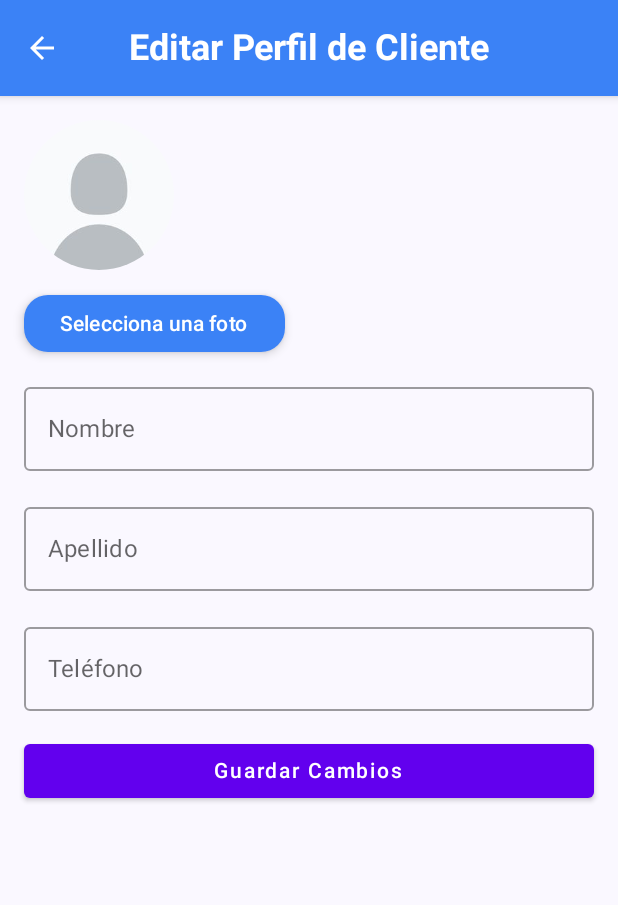
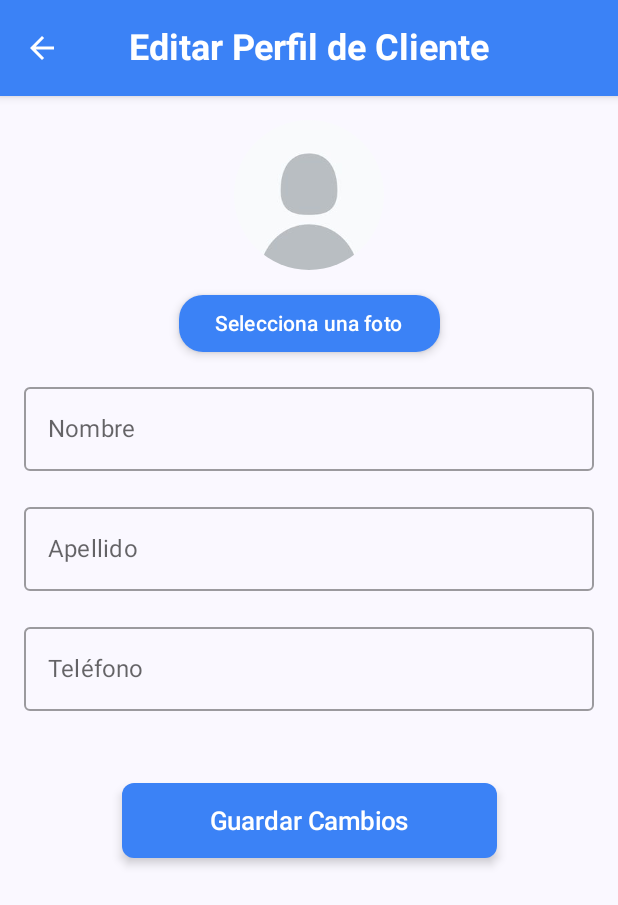
Before and after one commit to Easy-Job-Organization/android-easyjob, an Android app built with Jetpack Compose: the composable EditClientProfileScreen shown on its own in the app's theme, on a phone screen of 412 x 824 dp. Shown: the top 905 px of the screen. Run offline under Robolectric (Android 15) with nearby library versions, the phone set to English and light mode, and no system bars; our stand-ins replace Dagger/Hilt's generated code, livedata-compose; network calls fail; pictures from the network do not load.

Commit message:
fix PhotoPicker in edit client & professional profile screens

```diff
--- a/app/src/main/java/com/easyjob/jetpack/repositories/EditClientProfileRepository.kt
+++ b/app/src/main/java/com/easyjob/jetpack/repositories/EditClientProfileRepository.kt
@@ -44,7 +44,7 @@ class EditClientProfileRepositoryImpl @Inject constructor(
         val lastNamePart = RequestBody.create("text/plain".toMediaTypeOrNull(), last_name)
         val phoneNumberPart = RequestBody.create("text/plain".toMediaTypeOrNull(), phone_number)
 
-        val imageName = "professional_image"
+        val imageName = "client_image"
 
         val imageStream = contentResolver.openInputStream(client_image)
         val imagePart = imageStream?.let {
--- a/app/src/main/java/com/easyjob/jetpack/screens/EditClientProfileScreen.kt
+++ b/app/src/main/java/com/easyjob/jetpack/screens/EditClientProfileScreen.kt
@@ -2,6 +2,8 @@ package com.easyjob.jetpack.screens
 
 import android.content.Context
 import android.net.Uri
+import android.util.Log
+import android.widget.Toast
 import androidx.compose.foundation.layout.*
 import androidx.compose.foundation.layout.Column
 import androidx.compose.foundation.text.KeyboardOptions
@@ -15,12 +17,15 @@ import androidx.compose.runtime.Composable
 import androidx.compose.runtime.LaunchedEffect
 import androidx.compose.runtime.getValue
 import androidx.compose.runtime.livedata.observeAsState
+import androidx.compose.ui.Alignment
 import androidx.compose.ui.Modifier
 import androidx.compose.ui.platform.LocalContext
 import androidx.compose.ui.text.input.KeyboardType
 import androidx.compose.ui.unit.dp
+import androidx.core.net.toUri
 import androidx.hilt.navigation.compose.hiltViewModel
 import androidx.navigation.NavController
+import com.easyjob.jetpack.ui.theme.components.PrimaryButton
 import com.easyjob.jetpack.ui.theme.components.Topbar
 import com.easyjob.jetpack.viewmodels.EditClientProfileViewModel
 
@@ -35,14 +40,47 @@ fun EditClientProfileScreen(
     val lastName by viewModel.lastName.observeAsState("")
     val phoneNumber by viewModel.phoneNumber.observeAsState("")
     val clientImage by viewModel.clientImage.observeAsState(null)
-    val updateResult by viewModel.updateResult.observeAsState(true)
+    val updateResult by viewModel.updateResult.observeAsState(null)
 
     var selectedImageUri by remember { mutableStateOf<Uri?>(clientImage) }
 
+    var permissionsGranted by remember { mutableStateOf(false) }
+
+    RequestMediaPermissions(
+        onPermissionsGranted = {
+            permissionsGranted = true
+            Log.d("RegisterScreen", "Permisos de medios otorgados")
+        },
+        onPermissionsDenied = {
+            Log.d("RegisterScreen", "Permisos de medios denegados")
+        }
+    )
+
+    // Muestra el Toast si la actualización fue exitosa
+    LaunchedEffect(updateResult) {
+        updateResult?.let { isSuccess ->
+            if (isSuccess) {
+                Toast.makeText(context, "Perfil actualizado con éxito", Toast.LENGTH_SHORT).show()
+                navController.popBackStack() // Navegar hacia atrás al guardar
+            } else {
+                Toast.makeText(context, "Error al actualizar el perfil", Toast.LENGTH_SHORT).show()
+            }
+
+            // Restablece el estado después de manejarlo
+            viewModel.resetUpdateResult()
+        }
+    }
+
     LaunchedEffect(Unit) {
         viewModel.fetchCurrentClient()
-        selectedImageUri = clientImage
     }
+
+    LaunchedEffect(clientImage) {
+        if (clientImage != null) {
+            selectedImageUri = clientImage
+        }
+    }
+
     val scrollBehavior = TopAppBarDefaults.pinnedScrollBehavior(rememberTopAppBarState())
 
     Scaffold(
@@ -60,7 +98,8 @@ fun EditClientProfileScreen(
                 .fillMaxSize()
                 .padding(padding)
                 .padding(16.dp),
-            verticalArrangement = Arrangement.spacedBy(16.dp)
+            verticalArrangement = Arrangement.spacedBy(16.dp),
+            horizontalAlignment = Alignment.CenterHorizontally
         ) {
             // Selección de foto
             SinglePhotoPickerA(uri = selectedImageUri) { newUri ->
@@ -93,23 +132,17 @@ fun EditClientProfileScreen(
                 modifier = Modifier.fillMaxWidth()
             )
 
+            // Separador
+            Spacer(modifier = Modifier.height(16.dp))
+
             // Botón para guardar cambios
-            Button(
+            PrimaryButton(
+                text = "Guardar Cambios",
                 onClick = {
                     viewModel.editClientProfile(selectedImageUri, context.contentResolver)
-                    if (updateResult) {
-                        navController.popBackStack()
-                    }
                 },
-                modifier = Modifier.fillMaxWidth()
-            ) {
-                Text("Guardar Cambios")
-            }
-
-            // Mostrar error si la actualización falló
-            if (!updateResult) {
-                Text("Error al actualizar el perfil", color = MaterialTheme.colors.error)
-            }
+                width = 250
+            )
         }
     }
 }
--- a/app/src/main/java/com/easyjob/jetpack/viewmodels/EditClientProfileViewModel.kt
+++ b/app/src/main/java/com/easyjob/jetpack/viewmodels/EditClientProfileViewModel.kt
@@ -14,6 +14,7 @@ import dagger.hilt.android.lifecycle.HiltViewModel
 import kotlinx.coroutines.flow.firstOrNull
 import kotlinx.coroutines.launch
 import javax.inject.Inject
+import kotlin.math.log
 
 @HiltViewModel
 class EditClientProfileViewModel @Inject constructor(
@@ -34,8 +35,8 @@ class EditClientProfileViewModel @Inject constructor(
     private val _clientImage = MutableLiveData<Uri?>()
     val clientImage: LiveData<Uri?> get() = _clientImage
 
-    private val _updateResult = MutableLiveData<Boolean>()
-    val updateResult: LiveData<Boolean> get() = _updateResult
+    private val _updateResult = MutableLiveData<Boolean?>(null)
+    val updateResult: LiveData<Boolean?> get() = _updateResult
 
     // Obtener el ID del usuario desde UserPreferencesRepository
     private suspend fun getUserId(): String? {
@@ -76,10 +77,18 @@ class EditClientProfileViewModel @Inject constructor(
                         _name.value = it.name
                         _lastName.value = it.last_name
                         _phoneNumber.value = it.phone_number
-                        _clientImage.value = Uri.parse(it.photo_url)
+                        if (it.photo_url.isNotBlank()) {
+                            _clientImage.value = Uri.parse(it.photo_url)
+                        } else {
+                            Log.e("EditClientVM", "URL de la imagen es nula o vacía")
+                        }
+                        Log.d("_clientImage.value", _clientImage.value.toString())
                     }
                 } else {
-                    Log.e("EditClientVM", "Error al obtener datos del cliente: ${response.errorBody()?.string()}")
+                    Log.e(
+                        "EditClientVM",
+                        "Error al obtener datos del cliente: ${response.errorBody()?.string()}"
+                    )
                 }
             } catch (e: Exception) {
                 Log.e("EditClientVM", "Excepción al obtener datos del cliente: ${e.message}")
@@ -107,12 +116,26 @@ class EditClientProfileViewModel @Inject constructor(
                 return@launch
             }
 
-            val response = repository.editClient(userId, name, lastName, phoneNumber, imageUri, contentResolver)
+            val response = repository.editClient(
+                userId,
+                name,
+                lastName,
+                phoneNumber,
+                imageUri,
+                contentResolver
+            )
             _updateResult.value = response?.isSuccessful == true
 
             if (response?.isSuccessful == false) {
-                Log.e("EditClientVM", "Error al actualizar perfil: ${response.errorBody()?.string()}")
+                Log.e(
+                    "EditClientVM",
+                    "Error al actualizar perfil: ${response.errorBody()?.string()}"
+                )
             }
         }
     }
+
+    fun resetUpdateResult() {
+        _updateResult.value = null
+    }
 }
```
Also changed, not shown: app/src/main/java/com/easyjob/jetpack/screens/EditProfessionalProfileScreen.kt (+41 -16 lines), app/src/main/java/com/easyjob/jetpack/viewmodels/EditProfessionalProfileViewModel.kt (+6 -2 lines).
